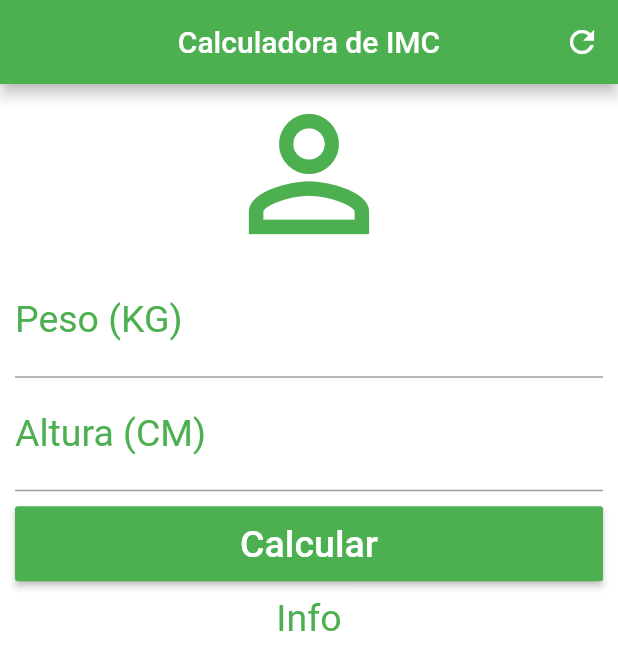
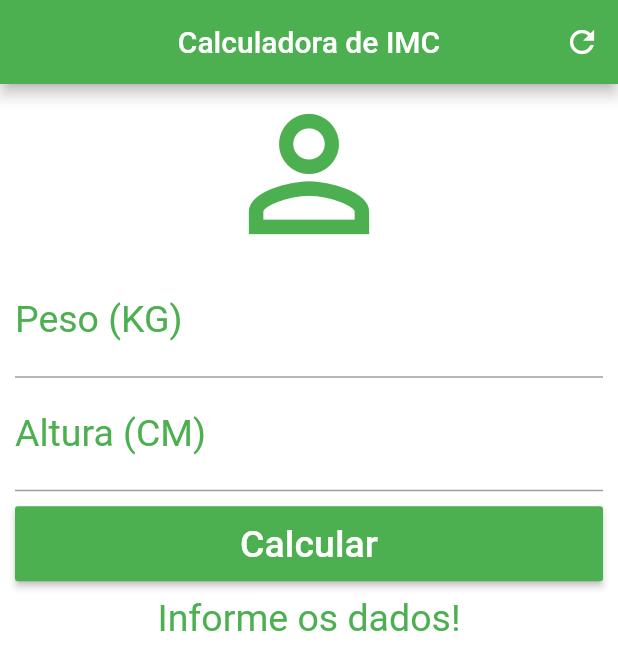
Before and after one commit to theer1k/flutter-imc-calculator, a Flutter app: the screen it shows after launch, after a tap on "Calcular", on a phone screen of 412 x 824 dp. Shown: the top 670 px of the screen. Run offline on Flutter 3.47's test engine with Material 2 defaults, Android fonts, the phone set to English and light mode, and no system bars.

```diff
--- a/lib/main.dart
+++ b/lib/main.dart
@@ -10,6 +10,45 @@ class Home extends StatefulWidget {
 }
 
 class _HomeState extends State<Home> {
+  TextEditingController weightContronller = TextEditingController();
+  TextEditingController heightContronller = TextEditingController();
+
+  String _infoText = "Informe os dados!";
+
+  void _resetFields() {
+    weightContronller.text = "";
+    heightContronller.text = "";
+
+    setState(() {
+      _infoText = "Informe os dados!";
+    });
+  }
+
+  void _calculate() {
+    setState(() {
+      double weight = double.parse(weightContronller.text);
+      double height = double.parse(heightContronller.text) / 100;
+
+      double imc = weight / (height * height);
+
+      print(imc);
+
+      if (imc < 18.6) {
+        _infoText = "Abaixo do Peso (${imc.toStringAsPrecision(3)})";
+      } else if (imc >= 18.6 && imc < 24.9) {
+        _infoText = "Peso Ideal (${imc.toStringAsPrecision(3)})";
+      } else if (imc >= 24.9 && imc < 29.9) {
+        _infoText = "Levemente Acima do Peso (${imc.toStringAsPrecision(3)})";
+      } else if (imc >= 29.9 && imc < 34.9) {
+        _infoText = "Obesidade Grau I (${imc.toStringAsPrecision(3)})";
+      } else if (imc >= 34.9 && imc < 39.9) {
+        _infoText = "Obesidade Grau II (${imc.toStringAsPrecision(3)})";
+      } else if (imc >= 40) {
+        _infoText = "Obesidade Grau III (${imc.toStringAsPrecision(3)})";
+      }
+    });
+  }
+
   @override
   Widget build(BuildContext context) {
     return Scaffold(
@@ -20,7 +59,7 @@ class _HomeState extends State<Home> {
           actions: <Widget>[
             IconButton(
               icon: Icon(Icons.refresh),
-              onPressed: () {},
+              onPressed: _resetFields,
             )
           ],
         ),
@@ -40,7 +79,8 @@ class _HomeState extends State<Home> {
                   style: TextStyle(
                     color: Colors.green,
                     fontSize: 25.0,
-                  )),
+                  ),
+                  controller: weightContronller),
               TextField(
                   keyboardType: TextInputType.number,
                   decoration: InputDecoration(
@@ -50,13 +90,14 @@ class _HomeState extends State<Home> {
                   style: TextStyle(
                     color: Colors.green,
                     fontSize: 25.0,
-                  )),
+                  ),
+                  controller: heightContronller),
               Padding(
                   padding: EdgeInsets.only(top: 10.0, bottom: 10.0),
                   child: Container(
                     height: 50.0,
                     child: RaisedButton(
-                      onPressed: () {},
+                      onPressed: _calculate,
                       child: Text(
                         "Calcular",
                         style: TextStyle(color: Colors.white, fontSize: 25.0),
@@ -65,7 +106,7 @@ class _HomeState extends State<Home> {
                     ),
                   )),
               Text(
-                "Info",
+                _infoText,
                 textAlign: TextAlign.center,
                 style: TextStyle(color: Colors.green, fontSize: 25.0),
               )
```
Also changed, not shown: pubspec.lock.
